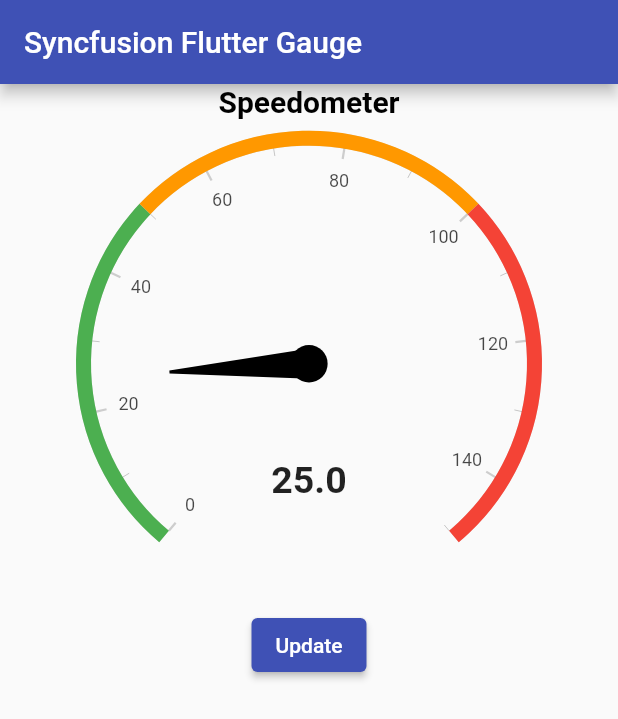
After one commit to AliHassanCheema/Location_Example, a Flutter app: the TestScreen screen opened directly, after a tap on "Update", on a phone screen of 412 x 824 dp. The commit adds this screen. Shown: the top 719 px of the screen. Run offline on Flutter 3.47's test engine with Material 2 defaults, Android fonts, the phone set to English and light mode, and no system bars; drawn by our look-alikes of syncfusion_flutter_gauges; our stand-ins replace geocoding, geolocator, internet_connection_checker_plus, stacked; missing offline and left inert: flutter_email_sender.

Commit message:
meter test added

```diff
--- a/lib/map/location_vu.dart
+++ b/lib/map/location_vu.dart
@@ -10,7 +10,8 @@ class LocationScreen extends ViewModelBuilderWidget<LocationViewModel> {
   @override
   Widget builder(
       BuildContext context, LocationViewModel viewModel, Widget? child) {
-    return Scaffold(
+    return SafeArea(
+      child: Scaffold(
           appBar: AppBar(
             title: const Text('Location App'),
           ),
@@ -33,7 +34,8 @@ class LocationScreen extends ViewModelBuilderWidget<LocationViewModel> {
               viewModel.getAddressFromLatLong();
             },
             child: const CHIAppBar(''),
-        ));
+          )),
+    );
   }
 
   @override
--- /dev/null
+++ b/lib/test_folder/main.dart
@@ -0,0 +1,109 @@
+import 'package:flutter/material.dart';
+import 'package:locateme/test_folder/test_vm.dart';
+import 'package:stacked/stacked.dart';
+import 'package:syncfusion_flutter_gauges/gauges.dart';
+
+void main() {
+  return runApp(const GaugeApp());
+}
+
+class GaugeApp extends StatelessWidget {
+  const GaugeApp({super.key});
+
+  @override
+  Widget build(BuildContext context) {
+    return MaterialApp(
+      title: 'Radial Gauge Demo',
+      theme: ThemeData(primarySwatch: Colors.blue),
+      home: const TestScreen(),
+    );
+  }
+}
+
+class TestScreen extends ViewModelBuilderWidget<TestViewModel> {
+  const TestScreen({Key? key}) : super(key: key);
+  @override
+  Widget builder(BuildContext context, TestViewModel viewModel, Widget? child) {
+    return Scaffold(
+        appBar: AppBar(title: const Text('Syncfusion Flutter Gauge')),
+        body: Column(
+          children: [
+            getGauge(viewModel),
+            ElevatedButton(
+                onPressed: () {
+                  viewModel.onUpdateValue();
+                },
+                child: const Text('Update'))
+          ],
+        ));
+  }
+
+  @override
+  TestViewModel viewModelBuilder(BuildContext context) {
+    final vm = TestViewModel();
+    return vm;
+  }
+}
+
+Widget getGauge(TestViewModel viewModel, {bool isRadialGauge = true}) {
+  if (isRadialGauge) {
+    return getRadialGauge(viewModel);
+  } else {
+    return getLinearGauge();
+  }
+}
+
+Widget getRadialGauge(TestViewModel viewModel) {
+  return SfRadialGauge(
+      title: const GaugeTitle(
+          text: 'Speedometer',
+          textStyle: TextStyle(fontSize: 20.0, fontWeight: FontWeight.bold)),
+      axes: <RadialAxis>[
+        RadialAxis(minimum: 0, maximum: 150, ranges: <GaugeRange>[
+          GaugeRange(
+              startValue: 0,
+              endValue: 50,
+              color: Colors.green,
+              startWidth: 10,
+              endWidth: 10),
+          GaugeRange(
+              startValue: 50,
+              endValue: 100,
+              color: Colors.orange,
+              startWidth: 10,
+              endWidth: 10),
+          GaugeRange(
+              startValue: 100,
+              endValue: 150,
+              color: Colors.red,
+              startWidth: 10,
+              endWidth: 10)
+        ], pointers: <GaugePointer>[
+          NeedlePointer(value: viewModel.valuee)
+        ], annotations: <GaugeAnnotation>[
+          GaugeAnnotation(
+              widget: Text(viewModel.valuee.toString(),
+                  style: const TextStyle(
+                      fontSize: 25, fontWeight: FontWeight.bold)),
+              angle: 90,
+              positionFactor: 0.5)
+        ])
+      ]);
+}
+
+Widget getLinearGauge() {
+  return Container(
+    margin: const EdgeInsets.all(10),
+    child: SfLinearGauge(
+        minimum: 0.0,
+        maximum: 100.0,
+        orientation: LinearGaugeOrientation.horizontal,
+        majorTickStyle: const LinearTickStyle(length: 20),
+        axisLabelStyle: const TextStyle(fontSize: 12.0, color: Colors.black),
+        axisTrackStyle: const LinearAxisTrackStyle(
+            color: Colors.cyan,
+            edgeStyle: LinearEdgeStyle.bothFlat,
+            thickness: 15.0,
+            borderColor: Colors.grey)),
+  );
+}
--- /dev/null
+++ b/lib/test_folder/test_vm.dart
@@ -0,0 +1,20 @@
+import 'dart:async';
+
+import 'package:stacked/stacked.dart';
+
+class TestViewModel extends BaseViewModel {
+  double valuee = 1;
+  onUpdateValue() {
+    // value = 80;
+
+    Timer.periodic(const Duration(milliseconds: 50), (timer) {
+      if (valuee >= 0) {
+        valuee++;
+        notifyListeners();
+      } else {
+        valuee = 0;
+        notifyListeners();
+      }
+    });
+  }
+}
--- a/pubspec.yaml
+++ b/pubspec.yaml
@@ -42,6 +42,7 @@ dependencies:
   internet_connection_checker_plus: ^1.0.1
   flutter_email_sender: ^5.2.0
   mailer: ^5.2.0
+  syncfusion_flutter_gauges: ^20.4.38
 
 dev_dependencies:
   flutter_test:
```
Also changed, not shown: pubspec.lock, 3 other files. Lines whose indentation alone changed are shown as unchanged.
